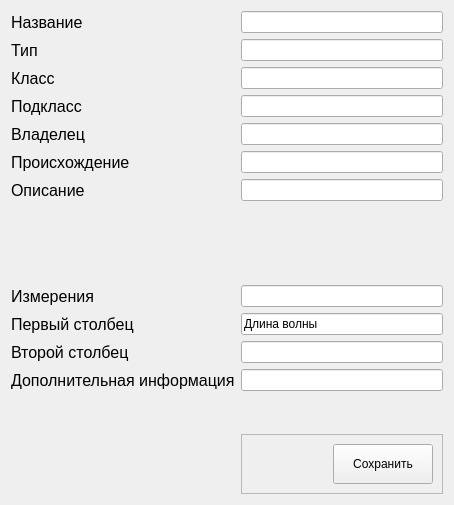
The window that Peleng/SpectralLibPlugin/CreateSpectr.ui (remsens/Peleng) describes before a commit, drawn with Qt 5.
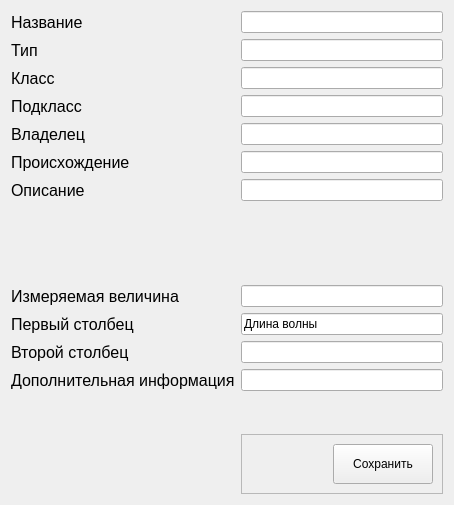
The same window after the commit. Icons and pictures are not drawn.

```diff
--- a/Peleng/SpectralLibPlugin/CreateSpectr.ui
+++ b/Peleng/SpectralLibPlugin/CreateSpectr.ui
@@ -212,7 +212,7 @@
       </font>
      </property>
      <property name="text">
-      <string>Измерения</string>
+      <string>Измеряемая величина</string>
      </property>
     </widget>
    </item>
```
